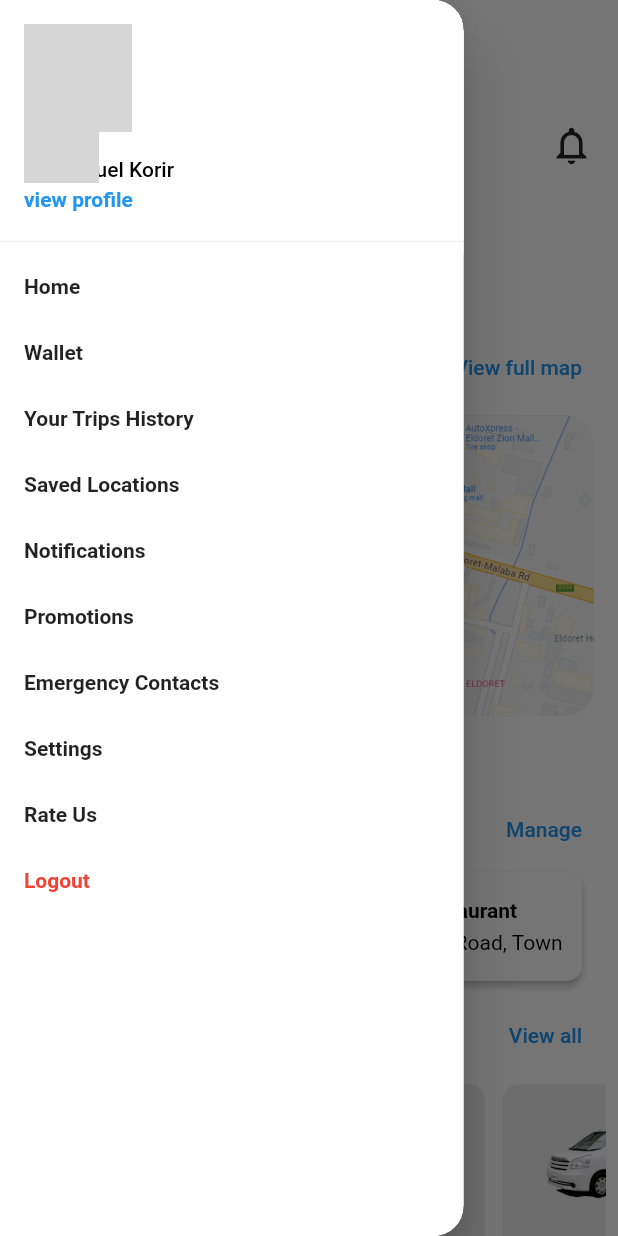
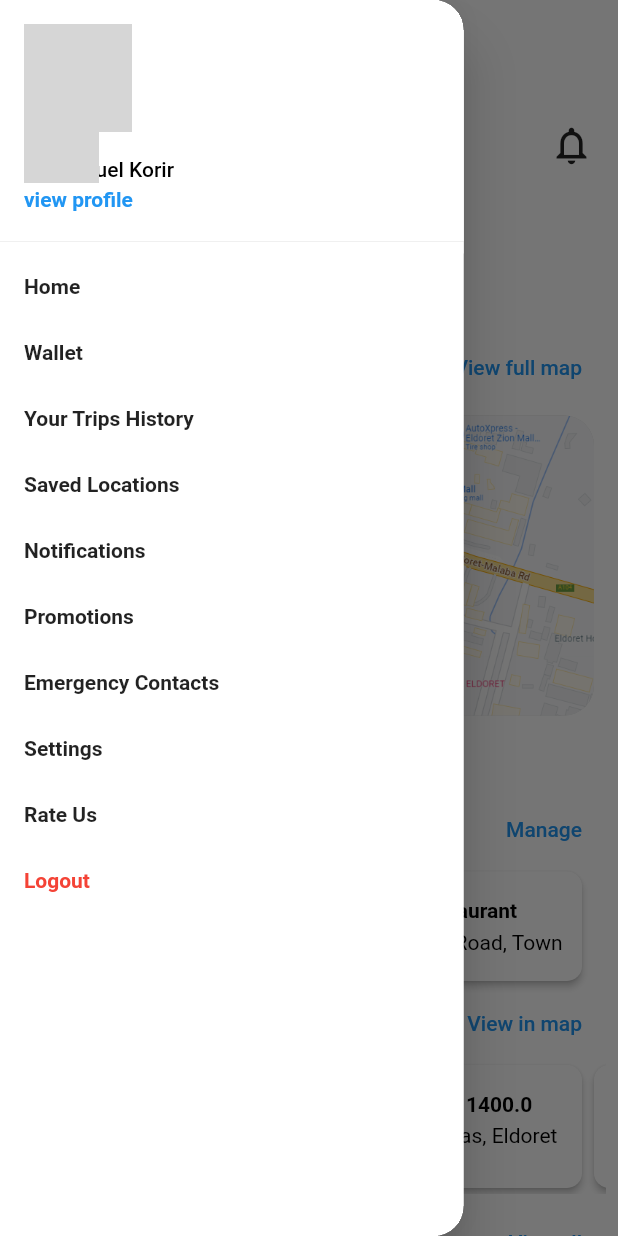
Before and after one commit to brianngeywo/driver_prototype, a Flutter app: the HomeScreen screen opened directly, with the side drawer open, on a phone screen of 412 x 824 dp. Run offline on Flutter 3.47's test engine with Material 2 defaults, Android fonts, the phone set to English and light mode, and no system bars; our stand-ins replace bloc, cloud_firestore, firebase_auth, remixicon, simple_icons; accounts and stored records are empty; network calls fail; grey boxes are pictures that could not be loaded.

Commit message:
making changes to driver app

```diff
--- a/lib/airbnbs/presentation/pages/airbnb_view_page.dart
+++ b/lib/airbnbs/presentation/pages/airbnb_view_page.dart
@@ -82,7 +82,7 @@ class _AirbnbViewPageState extends State<AirbnbViewPage> {
                       ),
                     ),
                   )
-                : FailedToLoadImageWidget(
+                : const FailedToLoadImageWidget(
                     height: 200,
                     width: double.infinity,
                   ),
@@ -93,7 +93,7 @@ class _AirbnbViewPageState extends State<AirbnbViewPage> {
                 children: [
                   Text(
                     widget.airbnbName,
-                    style: TextStyle(
+                    style: const TextStyle(
                       fontSize: 24,
                       fontWeight: FontWeight.bold,
                     ),
@@ -166,7 +166,7 @@ Whether you're seeking a romantic getaway or a fun-filled family vacation, our b
                   const SizedBox(height: 10),
                   Text(
                     'Kshs ${widget.airbnbPrice} per night',
-                    style: TextStyle(
+                    style: const TextStyle(
                       fontSize: 18,
                       color: Colors.green,
                       fontWeight: FontWeight.bold,
--- a/lib/homescreen.dart
+++ b/lib/homescreen.dart
@@ -10,6 +10,7 @@ import 'package:driver_prototype/static_data.dart';
 import 'package:remixicon/remixicon.dart';
 
 import 'airbnbs/presentation/pages/airbnb_list_page.dart';
+import 'all_ride_requests_screen.dart';
 import 'user_profile/presentation/pages/main_profile_page.dart';
 import 'ride_booking/presentation/pages/map_view.dart';
 
@@ -87,7 +88,8 @@ class HomeScreen extends StatelessWidget {
                           onTap: () {
                             Navigator.push(
                               context,
-                              CustomTransitions().bottomToUpSlideTransitionPageRouteBuilder(
+                              CustomTransitions()
+                                  .bottomToUpSlideTransitionPageRouteBuilder(
                                 ProfilePage(),
                               ),
                             );
@@ -219,7 +221,6 @@ class HomeScreen extends StatelessWidget {
                     ],
                   ),
                 ),
-
                 Container(
                   margin: const EdgeInsets.only(left: 8.0, right: 8.0),
                   child: Row(
@@ -270,23 +271,28 @@ class HomeScreen extends StatelessWidget {
                   ),
                 ),
                 Container(
-                  margin: const EdgeInsets.only(left: 8.0, top: 8.0, right: 8.0),
+                  margin: const EdgeInsets.only(left: 8.0, right: 8.0),
                   child: Row(
                     mainAxisAlignment: MainAxisAlignment.spaceBetween,
                     children: [
                       const Text(
-                        'Available drivers',
+                        'Quick rides',
                         style: TextStyle(
+                          fontSize: 16,
                           fontWeight: FontWeight.bold,
-                          fontSize: 16,
+                          color: Colors.blue,
                         ),
                       ),
                       TextButton(
                         onPressed: () {
-                          navigateToDriversPage(context);
+                          Navigator.push(
+                            context,
+                            CustomTransitions().rightToLeftSlideTransitionPageBuilder(
+                                const MainMapViewPage()),
+                          );
                         },
                         child: const Text(
-                          'View all',
+                          'View in map',
                           style: TextStyle(
                             color: Colors.blue,
                           ),
@@ -295,56 +301,32 @@ class HomeScreen extends StatelessWidget {
                     ],
                   ),
                 ),
-                SingleChildScrollView(
-                  scrollDirection: Axis.horizontal,
-                  child: Row(
-                    mainAxisAlignment: MainAxisAlignment.start,
-                    children: [
-                      carSelectionIndicator(
-                        context,
-                        "assets/car-three-seater.png",
-                        "Three Seater",
-                        "30 mins away",
-                        false,
-                      ),
-                      carSelectionIndicator(
-                        context,
-                        "assets/car-five-seater.png",
-                        "Five Seater",
-                        "10 mins away",
-                        false,
-                      ),
-                      carSelectionIndicator(
-                        context,
-                        "assets/car-seven-seater.png",
-                        "Seven Seater",
-                        "5 mins away",
-                        false,
-                      ),
-                      GestureDetector(
-                        onTap: () {
-                          Navigator.of(context).push(
-                            MaterialPageRoute(
-                              builder: (context) => NearbyDriversPage(),
-                            ),
-                          );
-                        },
-                        child: Padding(
-                          padding: const EdgeInsets.all(8.0),
-                          child: CircleAvatar(
-                            backgroundColor: Colors.grey.shade200,
-                            radius: 30,
-                            child: const Center(
-                              child: Icon(
-                                size: 20,
-                                Icons.arrow_forward_outlined,
-                                color: Colors.black,
-                              ),
-                            ),
+                SizedBox(
+                  height: 90,
+                  child: Center(
+                    child: ListView.builder(
+                      shrinkWrap: true,
+                      scrollDirection: Axis.horizontal,
+                      itemCount: currentRideRequests.length,
+                      itemBuilder: (context, index) {
+                        currentRideRequests.sort(
+                            (first, second) => first.distance.compareTo(second.distance));
+                        var currentRide = currentRideRequests[index];
+                        var fare = currentRide.fare * 0.7;
+                        return GestureDetector(
+                          onTap: () {
+                            showDialog(
+                                context: context,
+                                builder: (context) => AcceptRideDialog());
+                          },
+                          child: CustomLocationCard(
+                            title: "Kshs ${fare.toString()}",
+                            imageUrl: "",
+                            location: currentRide.destination,
                           ),
-                        ),
-                      ),
-                    ],
+                        );
+                      },
+                    ),
                   ),
                 ),
                 Container(
--- /dev/null
+++ b/lib/ride_request_model.dart
@@ -0,0 +1,49 @@
+class RideRequest {
+  String id;
+  String pickupLocation;
+  String destination;
+  double fare;
+  String date;
+  String time;
+  String status;
+  double distance;
+
+  RideRequest({
+    required this.id,
+    required this.pickupLocation,
+    required this.destination,
+    required this.fare,
+    required this.date,
+    required this.time,
+    required this.status,
+    required this.distance,
+  });
+
+  //to map
+  Map<String, dynamic> toMap() {
+    return {
+      'id': id,
+      'pickupLocation': pickupLocation,
+      'destination': destination,
+      'fare': fare,
+      'date': date,
+      'time': time,
+      'status': status,
+      'distance': distance,
+    };
+  }
+
+  //from map
+  factory RideRequest.fromMap(Map<String, dynamic> map) {
+    return RideRequest(
+      id: map['id'],
+      pickupLocation: map['pickupLocation'],
+      destination: map['destination'],
+      fare: map['fare'],
+      date: map['date'],
+      time: map['time'],
+      status: map['status'],
+      distance: map['distance'],
+    );
+  }
+}
--- a/lib/static_data.dart
+++ b/lib/static_data.dart
@@ -2,6 +2,7 @@ import 'dart:math';
 
 import 'package:driver_prototype/driver_booking/presentation/pages/drivers_list.dart';
 import 'package:driver_prototype/ride_booking/presentation/pages/recent_locations.dart';
+import 'package:driver_prototype/ride_request_model.dart';
 
 import 'airbnb_model.dart';
 import 'airbnbs/presentation/pages/airbnb_list_page.dart';
@@ -255,3 +256,86 @@ List<Location> recentLocations = [
     plateNumber: 'STU 901',
   ),
 ];
+
+List<RideRequest> currentRideRequests = [
+  RideRequest(
+    id: '1',
+    pickupLocation: 'Action, Eldoret',
+    destination: 'Langas, Eldoret',
+    fare: 2000,
+    date: '2021-07-20',
+    time: '10:00',
+    status: 'Pending',
+    distance: 1.5,
+  ),
+  RideRequest(
+    id: '2',
+    pickupLocation: 'Hawai, Eldoret',
+    destination: 'Pioneer, Eldoret',
+    fare: 2000,
+    date: '2021-07-20',
+    time: '10:00',
+    status: 'Pending',
+    distance: 0.5,
+  ),
+  RideRequest(
+    id: '3',
+    pickupLocation: 'Kapsoya, Eldoret',
+    destination: 'Kapsoya, Eldoret',
+    fare: 2000,
+    date: '2021-07-20',
+    time: '10:00',
+    status: 'Pending',
+    distance: 5,
+  ),
+  RideRequest(
+    id: '4',
+    pickupLocation: 'Kapsoya, Eldoret',
+    destination: 'Kapsoya, Eldoret',
+    fare: 2000,
+    date: '2021-07-20',
+    time: '10:00',
+    status: 'Pending',
+    distance: 1.7,
+  ),
+  RideRequest(
+    id: '5',
+    pickupLocation: 'Kapsoya, Eldoret',
+    destination: 'Kapsoya, Eldoret',
+    fare: 2000,
+    date: '2021-07-20',
+    time: '10:00',
+    status: 'Pending',
+    distance: 2.5,
+  ),
+  RideRequest(
+    id: '6',
+    pickupLocation: 'Kapsoya, Eldoret',
+    destination: 'Kapsoya, Eldoret',
+    fare: 2000,
+    date: '2021-07-20',
+    time: '10:00',
+    status: 'Pending',
+    distance: 2.5,
+  ),
+  RideRequest(
+    id: '7',
+    pickupLocation: 'Kapsoya, Eldoret',
+    destination: 'Kapsoya, Eldoret',
+    fare: 2000,
+    date: '2021-07-20',
+    time: '10:00',
+    status: 'Pending',
+    distance: 1.5,
+  ),
+  RideRequest(
+    id: '8',
+    pickupLocation: 'Kapsoya, Eldoret',
+    destination: 'Kapsoya, Eldoret',
+    fare: 2000,
+    date: '2021-07-20',
+    time: '10:00',
+    status: 'Pending',
+    distance: 0.5,
+  ),
+];
```
Also changed, not shown: lib/all_ride_requests_screen.dart (added, +207 -0 lines), lib/custom_animations.dart (+12 -10 lines), lib/ride_booking/presentation/pages/map_view.dart (+97 -39 lines).
